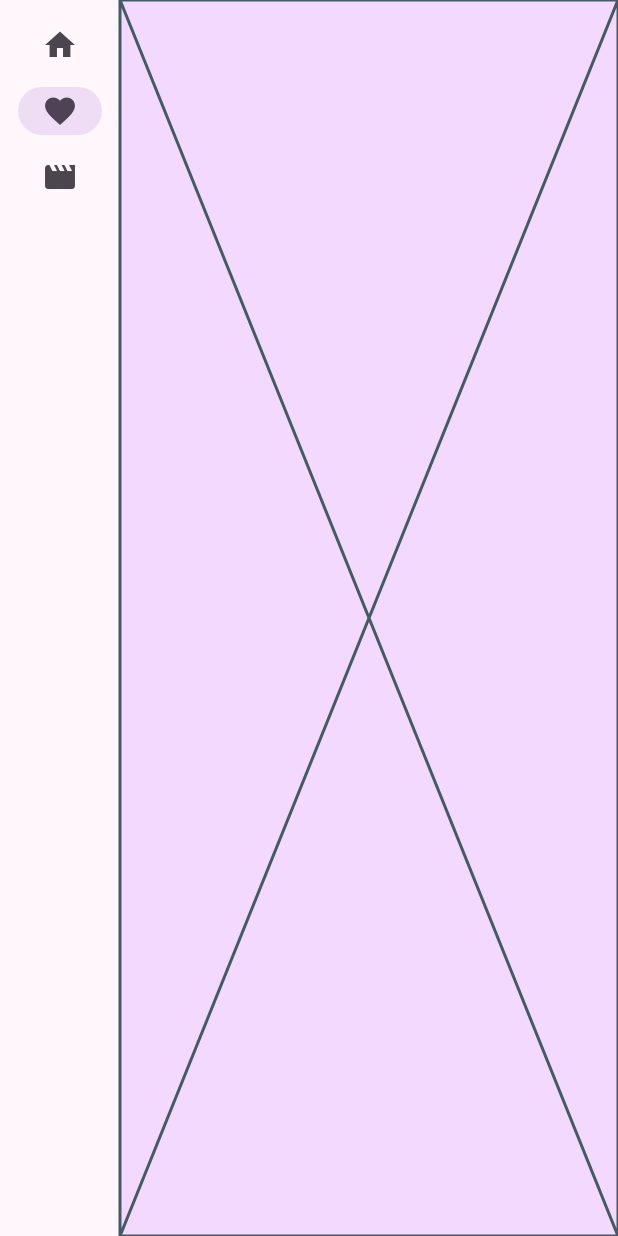
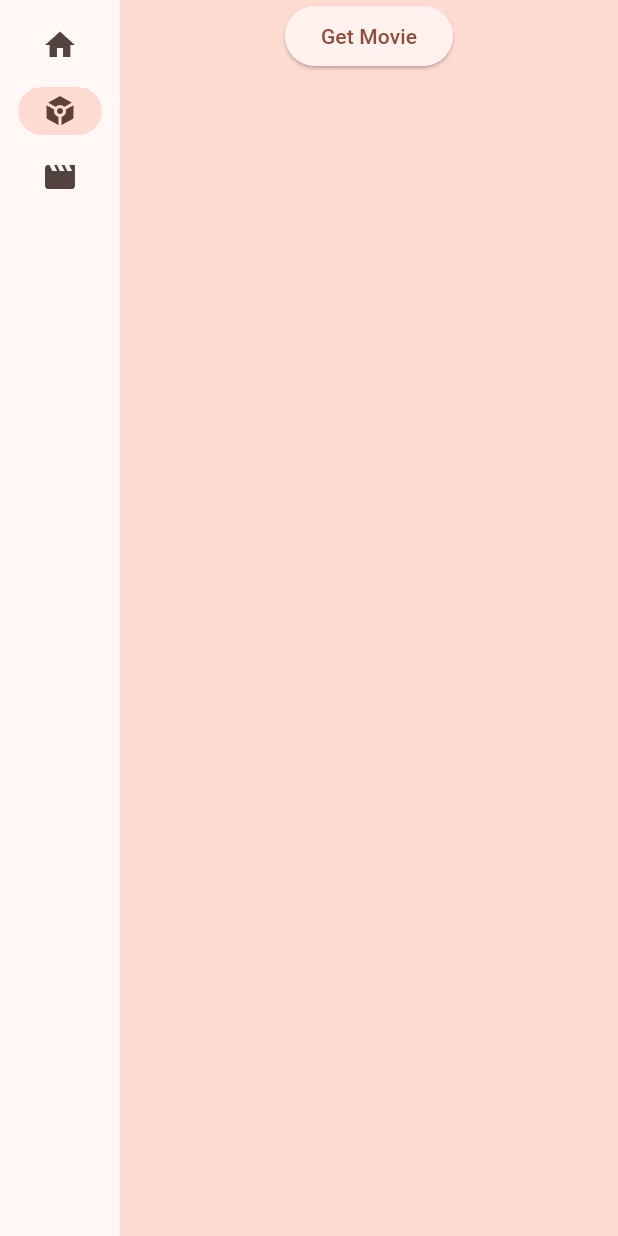
Before and after one commit to tam65r/coding-adventures, a Flutter app: the screen it shows after launch, after a tap on "Favorites", on a phone screen of 412 x 824 dp. Run offline on Flutter 3.47's test engine with Material 3 defaults, Android fonts, the phone set to English and light mode, and no system bars; our stand-ins replace dio; network calls fail.

Commit message:
saving files

```diff
--- a/cassette/analysis_options.yaml
+++ b/cassette/analysis_options.yaml
@@ -9,3 +9,4 @@ linter:
     prefer_final_fields: false
     unnecessary_breaks: true
     use_key_in_widget_constructors: false
+    constant_identifier_names: false
--- a/cassette/lib/main.dart
+++ b/cassette/lib/main.dart
@@ -1,8 +1,8 @@
-import 'package:english_words/english_words.dart';
 import 'package:flutter/material.dart';
 import 'package:provider/provider.dart';
 import 'providers.dart';
 import 'src/screens/movie_screen.dart';
+import 'src/screens/movie_detail_screen.dart';
 
 void main() {
   runApp(MyApp());
@@ -19,7 +19,7 @@
         title: 'Cassette',
         theme: ThemeData(
           useMaterial3: true,
-          colorScheme: ColorScheme.fromSeed(seedColor: Color.fromARGB(255, 237, 200, 255)),
+          colorScheme: ColorScheme.fromSeed(seedColor: Colors.deepOrange),
         ),
         home: MyHomePage(),
       ),
@@ -43,13 +43,10 @@
     switch (selectedIndex) {
       case 0:
         page = Placeholder();
-        break;
       case 1:
-        page = Placeholder();
-        break;
+        page = MovieDetailScreen();
       case 2:
         page = MovieScreen();
-        break;
       default:
         throw UnimplementedError('no widget for $selectedIndex');
 }
@@ -67,7 +64,7 @@
                   label: Text('Home'),
                 ),
                 NavigationRailDestination(
-                  icon: Icon(Icons.favorite),
+                  icon: Icon(Icons.token),
                   label: Text('Favorites'),
                 ),
                 NavigationRailDestination(
--- a/cassette/lib/src/constants/endpoints.dart
+++ b/cassette/lib/src/constants/endpoints.dart
@@ -1,4 +1,6 @@
-const TMDb_API_KEY = '';
+const TMDb_API_KEY = 'ed908945c78e78d58bd946ed84305325';
+
+const TMDb_BEARER = 'eyJhbGciOiJIUzI1NiJ9.eyJhdWQiOiJlZDkwODk0NWM3OGU3OGQ1OGJkOTQ2ZWQ4NDMwNTMyNSIsIm5iZiI6MTcyMDUxOTEwMC41ODQ3NDEsInN1YiI6IjY2OGQwNTliMjA1MzM3NjQ4OTRhZWM5ZSIsInNjb3BlcyI6WyJhcGlfcmVhZCJdLCJ2ZXJzaW9uIjoxfQ.XTNYa1sAlPL_0ahsJtnj6dRvKw3kwrQGhTBZWvyPXHM';
 
 const TMDb_BASE_URL = 'https://api.themoviedb.org/3';
 
@@ -7,6 +9,8 @@ const TMDb_MOVIE_DETAILS_URL = '$TMDb_BASE_URL/movie/';
 const TMDb_IMAGE_URL = 'http://image.tmdb.org/t/p/';
 
 const TMDb_IMAGE_URL_SECURE = 'https://image.tmdb.org/t/p/';
+
+const TMDb_SEARCH_MOVIE = '$TMDb_BASE_URL/search/movie';
 
 enum BackdropSizes {
   w300,
@@ -39,3 +43,7 @@ String retrieveImageUrl(
 
   return TMDb_IMAGE_URL + backdropSizeString(size) + imageId;
 }
+
+String getSearchMovieUrl({required String query, String? page = '1', String? language = 'en-US', bool? adult = false}) {
+  return '$TMDb_SEARCH_MOVIE?query=$query&include_adult=${adult.toString()}&language=$language&page=$page';
+}
--- a/cassette/lib/src/models/movie.dart
+++ b/cassette/lib/src/models/movie.dart
@@ -1,8 +1,5 @@
 import 'genre.dart';
 export 'genre.dart';
-
-import '../constants/endpoints.dart';
-
 
 class Movie {
   int _id;
--- /dev/null
+++ b/cassette/lib/src/screens/movie_detail_screen.dart
@@ -0,0 +1,77 @@
+import 'package:flutter/material.dart';
+import '../../providers.dart';
+import 'package:provider/provider.dart';
+import '../services/service.dart';
+import '../services/mappers/movies_mapper.dart';
+import '../constants/endpoints.dart';
+
+class MovieDetailScreen extends StatelessWidget {
+  const MovieDetailScreen({super.key});
+
+  @override
+  Widget build(BuildContext context) {
+    var movieState = context.watch<MovieState>();
+
+    var movie = movieState.movie;
+
+    if (movie != null) {
+      return Column(
+        children: [
+          Column(
+            children: [
+              Row(
+                children: [
+                  Image(
+                    image: NetworkImage(retrieveImageUrl(
+                        imageId: movie.getPosterPath(),
+                        size: BackdropSizes.w300)),
+                  ),
+                ],
+              ),
+              Row(
+                children: [
+                  Card(
+                    child: Text(
+                      movie.getTitle(),
+                    ),
+                  ),
+                ],
+              )
+            ],
+          ),
+          Column(
+            children: [
+              Row(
+                children: [
+                  Text(
+                    movie.getOverview(),
+                  ),
+                ],
+              )
+            ],
+          ),
+        ],
+      );
+    } else {
+      return Center(
+        child: Column(
+          children: [
+            ElevatedButton(
+              onPressed: () {
+                makeHttpRequest(
+                        url:
+                            '${TMDb_MOVIE_DETAILS_URL}68726?api_key=$TMDb_API_KEY')
+                    .then((response) {
+                  movieState.setMovie(json2movie(response));
+                }).catchError((error) {
+                  print('Error: $error');
+                });
+              },
+              child: Text('Get Movie'),
+            ),
+          ],
+        ),
+      );
+    }
+  }
+}
--- a/cassette/pubspec.yaml
+++ b/cassette/pubspec.yaml
@@ -15,6 +15,7 @@ dependencies:
   english_words: ^4.0.0
   provider: ^6.1.2
   dio: ^5.5.0+1
+  easy_search_bar: ^2.5.0
 
 dev_dependencies:
   flutter_test:
@@ -24,3 +25,5 @@ dev_dependencies:
 
 flutter:
   uses-material-design: true
+  assets:
+    - assets/dragon.png
```
Also changed, not shown: cassette/lib/src/providers/movies_provider.dart (+17 -1 lines), cassette/lib/src/screens/movie_screen.dart (+100 -21 lines), cassette/lib/src/services/mappers/movies_mapper.dart (+28 -10 lines), cassette/lib/src/services/service.dart (+5 -5 lines), cassette/lib/src/widgets/movie_widget.dart (+10 -17 lines), cassette/lib/src/widgets/search_bar.dart (added, +43 -0 lines), cassette/lib/assets/dragon.png (added), cassette/pubspec.lock.
